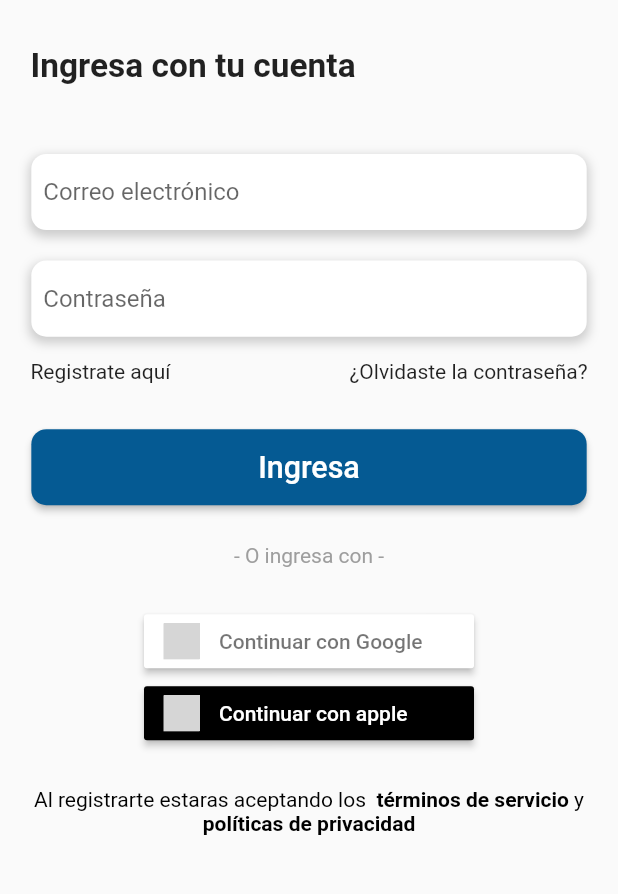
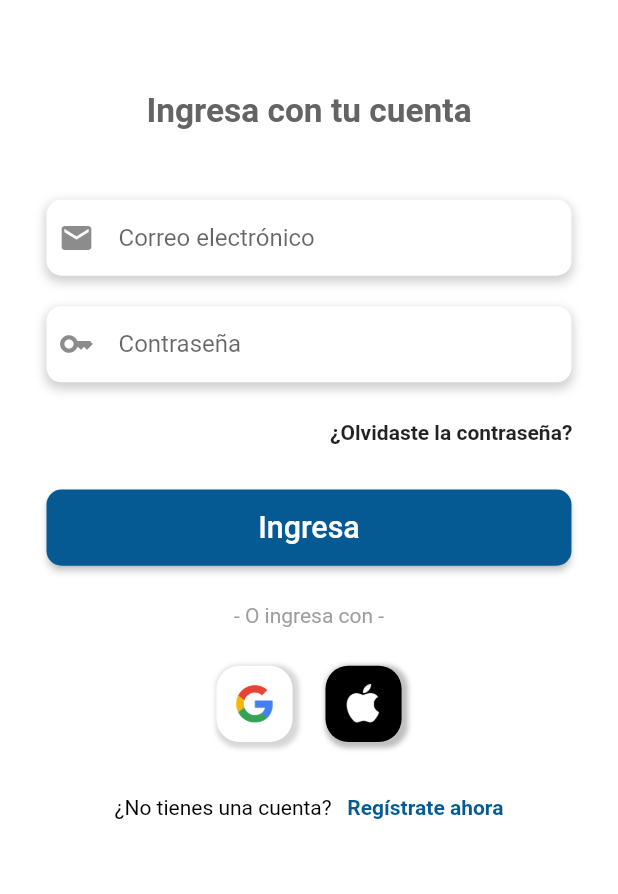
Before and after one commit to fabian2200/gmp, a Flutter app: the screen it shows after launch, on a phone screen of 412 x 824 dp, the part 278-1172 px from its top. Run offline on Flutter 3.47's test engine with Material 2 defaults, Android fonts, the phone set to English and light mode, and no system bars; our stand-ins replace awesome_dialog, badges, carousel_slider, curved_navigation_bar, dio, emoji_picker_flutter and 24 more; missing offline and left inert: blurry_modal_progress_hud, expansion_card, flutter_echarts, flutter_pdfview, flutter_sparkline, the_apple_sign_in; accounts and stored records are empty; grey boxes are pictures that could not be loaded.

Commit message:
ok hasta el momneto con cambio de login

```diff
--- a/lib/src/screens/login.dart
+++ b/lib/src/screens/login.dart
@@ -77,12 +77,15 @@ class _LoginPageState extends State<LoginPage> {
       opacity: 0.9,
       color: Colors.white,
       child: Scaffold(
+      backgroundColor: Colors.white,
       key: key,
       body: SingleChildScrollView(
         child: SafeArea(
           child: Padding(
             padding: EdgeInsets.symmetric(
-                vertical: _sc.getProportionateScreenHeight(defaultpadding)),
+              vertical: _sc.getProportionateScreenHeight(defaultpadding),
+              horizontal: _sc.getProportionateScreenHeight(defaultpadding - 10),
+            ),
             child: Column(
               mainAxisAlignment: MainAxisAlignment.start,
               crossAxisAlignment: CrossAxisAlignment.start,
@@ -100,8 +103,11 @@ class _LoginPageState extends State<LoginPage> {
                   ),
                 ),
                 SizedBox(
-                  height: _sc.getProportionateScreenHeight(30),
+                  height: _sc.getProportionateScreenHeight(60),
                 ),
+                Container(
+                  child: Column(
+                    children: [
                       Padding(
                         padding: EdgeInsets.symmetric(
                             horizontal:
@@ -110,7 +116,9 @@ class _LoginPageState extends State<LoginPage> {
                           "Ingresa con tu cuenta",
                           style: TextStyle(
                             fontWeight: FontWeight.w600,
-                        fontSize: _sc.getProportionateScreenHeight(22)),
+                            fontSize: _sc.getProportionateScreenHeight(22),
+                            color: Color.fromARGB(255, 100, 100, 100)
+                          ),
                         ),
                       ),
                       SizedBox(
@@ -162,7 +170,9 @@ class _LoginPageState extends State<LoginPage> {
                                     child: TextFormField(
                                         decoration: InputDecoration(
                                           border: InputBorder.none,
-                                      hintText: 'Correo electrónico'),
+                                          hintText: 'Correo electrónico',
+                                          icon: Icon(Icons.email)
+                                        ),
                                         onSaved: (value) {
                                           usuario = value;
                                         },
@@ -218,7 +228,9 @@ class _LoginPageState extends State<LoginPage> {
                                     child: TextFormField(
                                         decoration: InputDecoration(
                                           border: InputBorder.none,
-                                      hintText: 'Contraseña'),
+                                          hintText: 'Contraseña',
+                                          icon: Icon(Icons.key)
+                                        ),
                                         obscureText: true,
                                         onSaved: (value) {
                                           contra = value;
@@ -245,23 +257,9 @@ class _LoginPageState extends State<LoginPage> {
                               height: _sc.getProportionateScreenHeight(15),
                             ),
                             Row(
-                        mainAxisAlignment:  MainAxisAlignment.spaceBetween,
+                              mainAxisAlignment:  MainAxisAlignment.end,
                               children: <Widget>[
-                            InkWell(
-                              onTap: () {
-                                Navigator.push(
-                                  context,
-                                  MaterialPageRoute(
-                                      builder: (context) => RegistroUsuario()),
-                                );
-                              },
-                              child: new Padding(
-                                padding: EdgeInsets.symmetric(
-                                    horizontal: _sc.getProportionateScreenHeight(
-                                        defaultpadding)),
-                                child: new Text("Registrate aquí"),
-                              ),
-                            ),
+
                                   InkWell(
                                     onTap: () {
                                       Navigator.push(
@@ -272,15 +270,16 @@ class _LoginPageState extends State<LoginPage> {
                                     },
                                     child: new Padding(
                                       padding: EdgeInsets.symmetric(
-                                    horizontal: _sc.getProportionateScreenHeight(
-                                        defaultpadding)),
-                                child: new Text("¿Olvidaste la contraseña?"),
+                                        horizontal: _sc.getProportionateScreenHeight(defaultpadding),
+                                        vertical: 10
+                                      ),
+                                      child: new Text("¿Olvidaste la contraseña?", style: TextStyle(fontWeight: FontWeight.bold),),
                                     ),
                                   ),
                               ],
                             ),
                             SizedBox(
-                        height: _sc.getProportionateScreenHeight(30),
+                              height: _sc.getProportionateScreenHeight(20),
                             ),
                             Padding(
                               padding: EdgeInsets.symmetric(
@@ -321,6 +320,70 @@ class _LoginPageState extends State<LoginPage> {
                       SizedBox(
                         height: _sc.getProportionateScreenHeight(defaultpadding + 5),
                       ),
+                      Row(
+                        mainAxisAlignment: MainAxisAlignment.center,
+                        children: [
+                          GestureDetector(
+                            onTap: () {
+                              authBloc.loginGoogle(context);
+                            },
+                            child: Container(
+                              height: _sc.getProportionateScreenHeight(50),
+                              width:  _sc.getProportionateScreenHeight(50),
+                              decoration: BoxDecoration(
+                                color: Color.fromARGB(255, 255, 255, 255),
+                                borderRadius: BorderRadius.circular(_sc.getProportionateScreenHeight(15)),
+                                boxShadow: [
+                                  BoxShadow(
+                                    color: Color.fromARGB(255, 51, 51, 51).withOpacity(0.2), // color de la sombra con opacidad
+                                    spreadRadius: 2, // expansión de la sombra
+                                    blurRadius: 2, // desenfoque de la sombra
+                                    offset: Offset(2, 2), // desplazamiento de la sombra (x, y)
+                                  ),
+                                ],
+                              ),
+                              child: Center(
+                                child: Image.asset(
+                                  "assets/images/google.png",
+                                  width: _sc.getProportionateScreenHeight(40),
+                                ),
+                              ),
+                            )
+                          ),
+                          SizedBox(
+                            width: _sc.getProportionateScreenWidth(20),
+                          ),
+                          GestureDetector(
+                            onTap: () {
+                              logIn();
+                            },
+                            child: Container(
+                              height: _sc.getProportionateScreenHeight(50),
+                              width:  _sc.getProportionateScreenHeight(50),
+                              decoration: BoxDecoration(
+                                color: Colors.black,
+                                borderRadius: BorderRadius.circular(_sc.getProportionateScreenHeight(15)),
+                                boxShadow: [
+                                  BoxShadow(
+                                    color: Colors.black.withOpacity(0.25), // color de la sombra con opacidad
+                                    spreadRadius: 2, // expansión de la sombra
+                                    blurRadius: 2, // desenfoque de la sombra
+                                    offset: Offset(2, 2), // desplazamiento de la sombra (x, y)
+                                  ),
+                                ],
+                              ),
+                              child: Center(
+                                child: Image.asset(
+                                  "assets/images/apple.png",
+                                  width: _sc.getProportionateScreenHeight(30),
+                                ),
+                              ),
+                            )
+                          ),
+
+                        ],
+                      ),
+                      /*
                       Align(
                         child: SignInButton(
                           Buttons.Google,
@@ -341,38 +404,41 @@ class _LoginPageState extends State<LoginPage> {
                                 },
                               ),
                             )
-                    : Container(),
+                          : Container(),*/
                       SizedBox(
-                  height: _sc.getProportionateScreenHeight(defaultpadding + 5),
+                        height: _sc.getProportionateScreenHeight(defaultpadding + 15),
                       ),
                       Align(
                         alignment: Alignment.center,
                         child: Padding(
                           padding: EdgeInsets.symmetric(
-                        horizontal:
-                            _sc.getProportionateScreenWidth(defaultpadding)),
+                            horizontal: _sc.getProportionateScreenWidth(defaultpadding)
+                          ),
+                          child: GestureDetector(
+                            onTap: () {
+                              Navigator.push(
+                                context,
+                                MaterialPageRoute(
+                                    builder: (context) => RegistroUsuario()),
+                              );
+                            },
                             child: RichText(
                               textAlign: TextAlign.center,
                               text: TextSpan(
-                        text: 'Al registrarte estaras aceptando los ',
+                                text: '¿No tienes una cuenta?  ',
                                 style: TextStyle(color: Colors.black),
-                        /*defining default style is optional */
                                 children: <TextSpan>[
                                   TextSpan(
-                              text: ' términos de servicio',
-                              style: TextStyle(fontWeight: FontWeight.bold)),
-                          TextSpan(
-                              text: ' y',
-                              style: TextStyle(color: Colors.black)),
-                          TextSpan(
-                            text: ' políticas de privacidad',
-                            style: TextStyle(
-                              fontWeight: FontWeight.bold,
-                            ),
+                                    text: ' Regístrate ahora',
+                                    style: TextStyle(fontWeight: FontWeight.bold, color: kazuloscuro)
                                   ),
                                 ],
                               ),
                             ),
+                          )
+                        ),
+                      )
+                    ],
                   ),
                 )
               ],
--- a/pubspec.yaml
+++ b/pubspec.yaml
@@ -68,6 +68,8 @@ dependencies:
   awesome_dialog: ^2.2.1
   firebase_core_platform_interface: 4.5.1
   permission_handler: ^11.0.1
+  curved_navigation_bar: ^0.3.7
+  motion_tab_bar: ^2.0.4
 
 dev_dependencies:
   flutter_test:
```
Also changed, not shown: lib/src/screens/companias/companias copy.dart (deleted, +0 -198 lines), lib/src/screens/inicio/dashboard.dart (+7 -5 lines), lib/src/screens/pagina_principal/bienvenida.dart (+22 -16 lines), lib/src/screens/pagina_principal/geolocalizacionNueva.dart (+7 -5 lines), lib/src/screens/pagina_principal/mapaProyectos.dart (+5 -3 lines), lib/src/screens/principal/principal.dart (+32 -31 lines), assets/images/apple.png (added), assets/images/google.png (added), pubspec.lock. Lines whose indentation alone changed are shown as unchanged.
